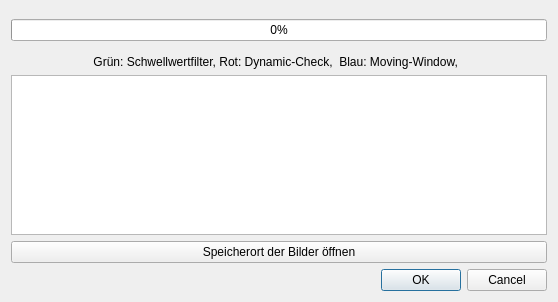
Qt form main/resources/base/fortschritt.ui (TrandyAndy/Bad-Pixel) before a commit.
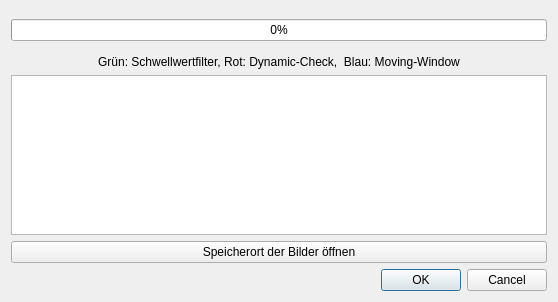
The same form after that commit.

```diff
--- a/main/resources/base/fortschritt.ui
+++ b/main/resources/base/fortschritt.ui
@@ -65,7 +65,7 @@
    <item>
     <widget class="QLabel" name="label">
      <property name="text">
-      <string>Grün: Schwellwertfilter, Rot: Dynamic-Check,  Blau: Moving-Window,  </string>
+      <string>Grün: Schwellwertfilter, Rot: Dynamic-Check,  Blau: Moving-Window</string>
      </property>
      <property name="alignment">
       <set>Qt::AlignCenter</set>
```
Left out of the diff: 2 changed lines with no effect on the pictures.
